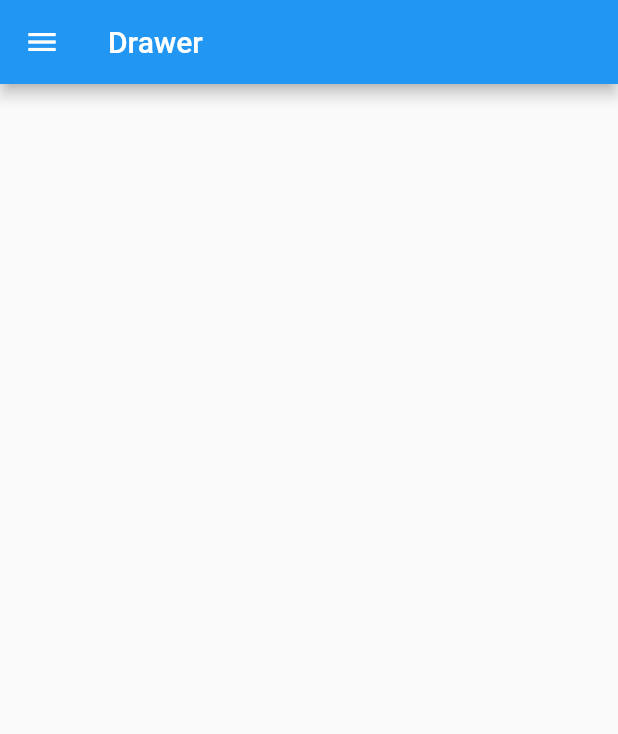
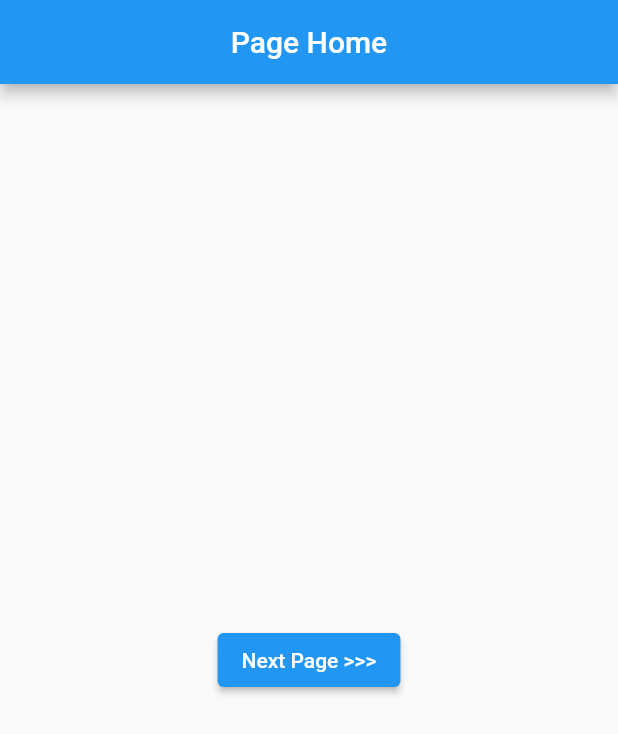
Before and after one commit to kakkooi63/section_41, a Flutter app: the screen it shows after launch, on a phone screen of 412 x 824 dp. Shown: the top 734 px of the screen. Run offline on Flutter 3.47's test engine with Material 2 defaults, Android fonts, the phone set to English and light mode, and no system bars.

Commit message:
navigation

```diff
--- a/lib/main.dart
+++ b/lib/main.dart
@@ -1,5 +1,6 @@
 // import 'dart:ffi';
 
+import 'package:coba/section_4/Navigation.dart';
 import 'package:flutter/material.dart';
 import './section_4/BottomNavigation.dart';
 import './section_4/BottomSet.dart';
@@ -13,7 +14,7 @@ class MyApp extends StatelessWidget {
   @override
   Widget build(BuildContext context) {
     return MaterialApp(
-      home: DrawerLatihan(),
+      home: Navigation(),
     );
   }
 }
--- /dev/null
+++ b/lib/section_4/Navigation.dart
@@ -0,0 +1,33 @@
+import 'package:flutter/material.dart';
+import './pages/ProfilePage.dart';
+
+class Navigation extends StatefulWidget {
+  const Navigation({Key? key}) : super(key: key);
+
+  @override
+  State<Navigation> createState() => _NavigationState();
+}
+
+class _NavigationState extends State<Navigation> {
+  @override
+  Widget build(BuildContext context) {
+    return Scaffold(
+      appBar: AppBar(
+        title: Text("Page Home"),
+        centerTitle: true,
+      ),
+      body: Center(
+        child: ElevatedButton(
+          onPressed: () {
+            Navigator.of(context).push(
+              MaterialPageRoute(
+                builder: (context) => ProfilePage(),
+              ),
+            );
+          },
+          child: Text("Next Page >>>"),
+        ),
+      ),
+    );
+  }
+}
```
Also changed, not shown: lib/section_4/pages/Product.dart (added, +43 -0 lines), lib/section_4/pages/ProfilePage.dart (added, +54 -0 lines).
